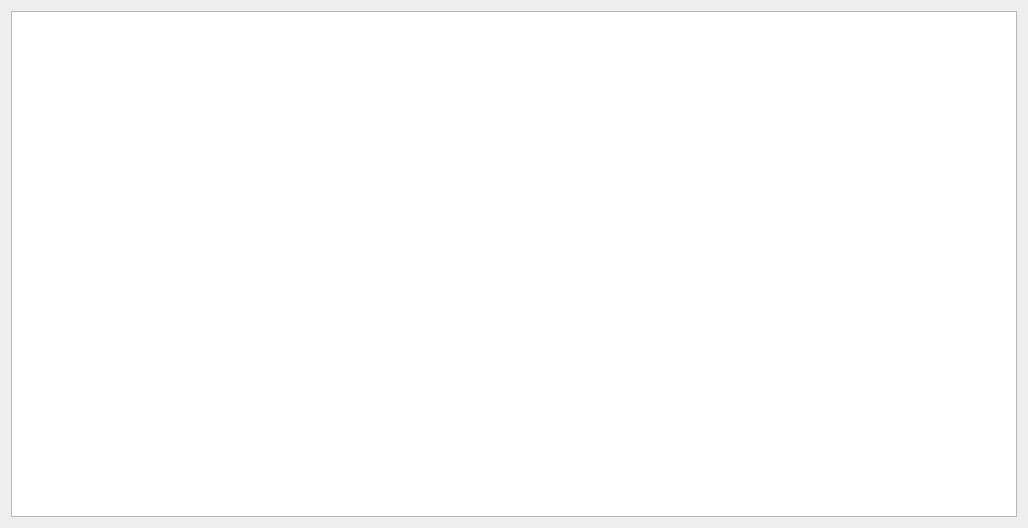
Above: niveles.ui from eiderprieto/proyecto before the change. Below: the same form after it.
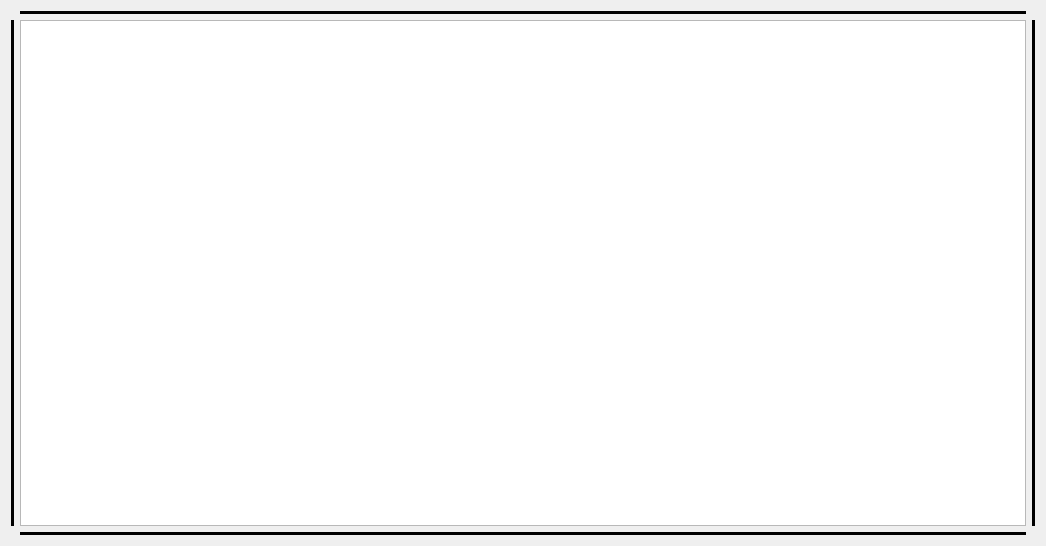
That is the form after the change.

What changed in the file:
```diff
--- a/niveles.ui
+++ b/niveles.ui
@@ -6,21 +6,93 @@
    <rect>
     <x>0</x>
     <y>0</y>
-    <width>1028</width>
-    <height>528</height>
+    <width>1046</width>
+    <height>546</height>
    </rect>
   </property>
   <property name="minimumSize">
    <size>
-    <width>1028</width>
-    <height>528</height>
+    <width>1046</width>
+    <height>546</height>
    </size>
   </property>
   <property name="windowTitle">
    <string>Form</string>
   </property>
+  <property name="styleSheet">
+   <string notr="true"/>
+  </property>
   <layout class="QGridLayout" name="gridLayout">
-   <item row="0" column="0">
+   <item row="1" column="3">
+    <widget class="Line" name="line_2">
+     <property name="frameShadow">
+      <enum>QFrame::Plain</enum>
+     </property>
+     <property name="lineWidth">
+      <number>100</number>
+     </property>
+     <property name="midLineWidth">
+      <number>100</number>
+     </property>
+     <property name="orientation">
+      <enum>Qt::Vertical</enum>
+     </property>
+    </widget>
+   </item>
+   <item row="6" column="2">
+    <widget class="Line" name="line_4">
+     <property name="frameShadow">
+      <enum>QFrame::Plain</enum>
+     </property>
+     <property name="lineWidth">
+      <number>100</number>
+     </property>
+     <property name="midLineWidth">
+      <number>100</number>
+     </property>
+     <property name="orientation">
+      <enum>Qt::Horizontal</enum>
+     </property>
+    </widget>
+   </item>
+   <item row="1" column="0">
+    <widget class="Line" name="line">
+     <property name="styleSheet">
+      <string notr="true">#line{
+background-color: rgb(255, 255, 0);
+}</string>
+     </property>
+     <property name="frameShadow">
+      <enum>QFrame::Plain</enum>
+     </property>
+     <property name="lineWidth">
+      <number>10</number>
+     </property>
+     <property name="midLineWidth">
+      <number>10</number>
+     </property>
+     <property name="orientation">
+      <enum>Qt::Vertical</enum>
+     </property>
+    </widget>
+   </item>
+   <item row="0" column="2">
+    <widget class="Line" name="line_3">
+     <property name="frameShadow">
+      <enum>QFrame::Plain</enum>
+     </property>
+     <property name="lineWidth">
+      <number>100</number>
+     </property>
+     <property name="midLineWidth">
+      <number>2000</number>
+     </property>
+     <property name="orientation">
+      <enum>Qt::Horizontal</enum>
+     </property>
+    </widget>
+   </item>
+   <item row="1" column="2">
     <widget class="QGraphicsView" name="graphicsView">
      <property name="minimumSize">
       <size>
@@ -28,6 +100,15 @@
        <height>0</height>
       </size>
      </property>
+     <property name="maximumSize">
+      <size>
+       <width>1800</width>
+       <height>1500</height>
+      </size>
+     </property>
+     <property name="styleSheet">
+      <string notr="true"/>
+     </property>
     </widget>
    </item>
   </layout>
```
Left out of the diff: 5 changed lines with no effect on the pictures.
